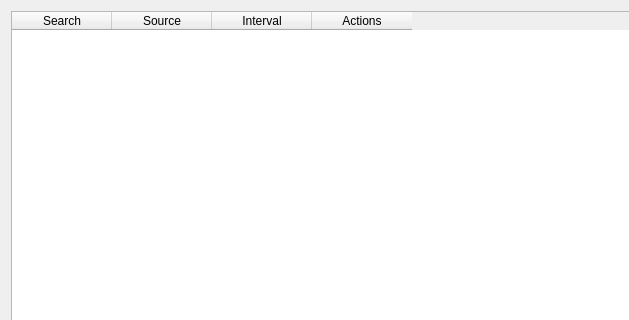
The window that gui/src/tabs/monitors-tab.ui (Bionus/imgbrd-grabber) describes before a commit, drawn with Qt 5; both pictures show x 0 to 629 and y 0 to 320 of the 798 by 531 pixel window.
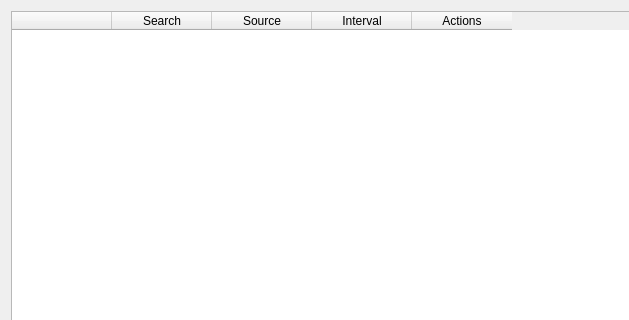
The same window after the commit. Icons and pictures are not drawn.

Commit message: Add status indicator in monitors tab (issue #1620)

What changed in the file:
```diff
--- a/gui/src/tabs/monitors-tab.ui
+++ b/gui/src/tabs/monitors-tab.ui
@@ -41,6 +41,11 @@
      <property name="dragDropOverwriteMode">
       <bool>false</bool>
      </property>
+     <column>
+      <property name="text">
+       <string/>
+      </property>
+     </column>
      <column>
       <property name="text">
        <string>Search</string>
```
The commit also changes 6 other files.
